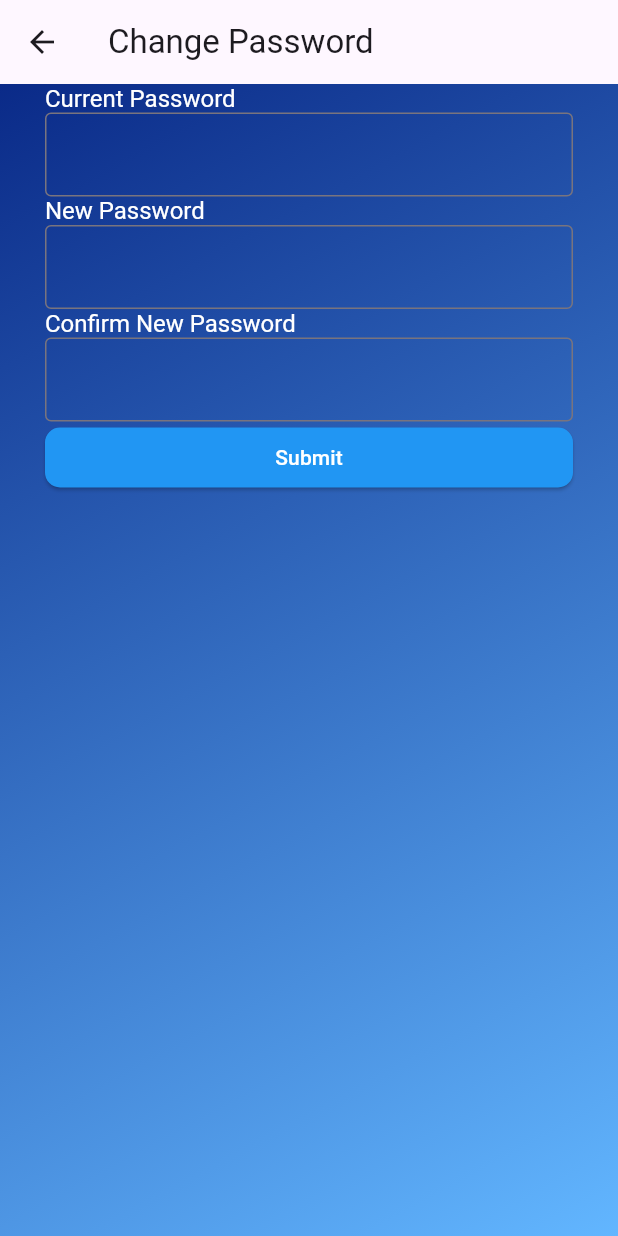
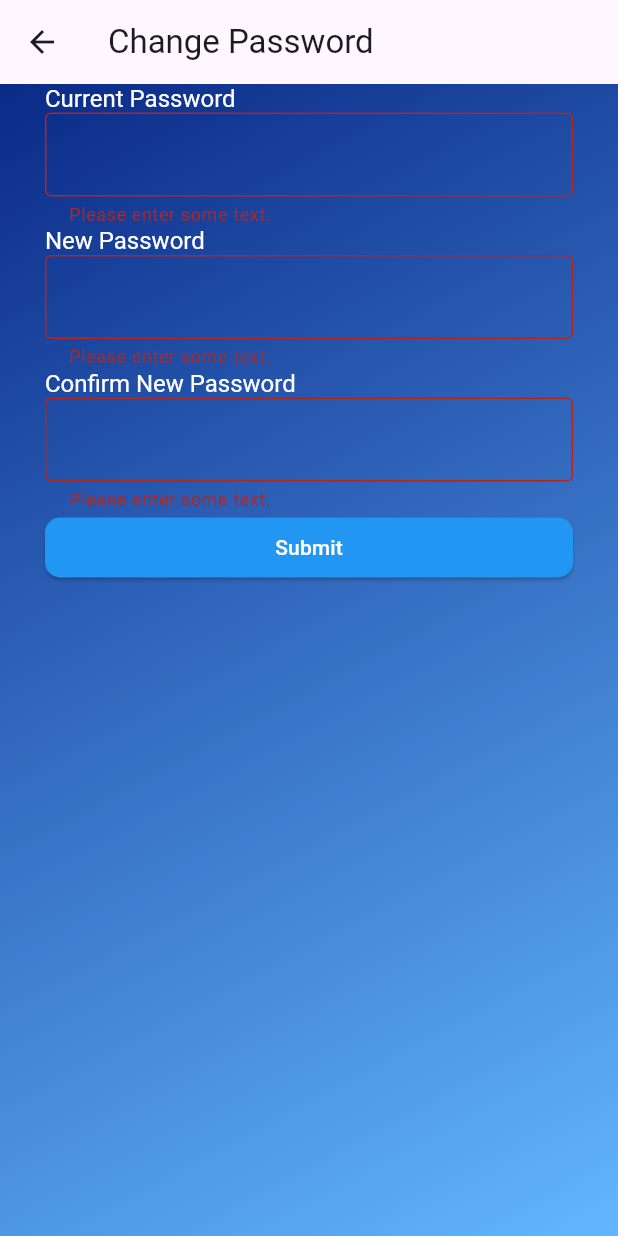
Before and after one commit to Pipeline-To-Better-Placemaking/P2BP-2025Spring-Mobile, a Flutter app: the ChangePasswordPage screen opened directly, after a tap on "Submit", on a phone screen of 412 x 824 dp. Run offline on Flutter 3.47's test engine with Material 3 defaults, Android fonts, the phone set to English and light mode, and no system bars.

Commit message:
Validation logic for ChangePasswordForm finished

```diff
--- a/lib/change_password_page.dart
+++ b/lib/change_password_page.dart
@@ -17,31 +17,36 @@ class ChangePasswordPage extends StatelessWidget {
         ),
         padding: const EdgeInsets.symmetric(horizontal: 30),
         child: DefaultTextStyle(
-            style: TextStyle(
-              color: Colors.white,
-              fontSize: 16
-            ),
+          style: TextStyle(color: Colors.white, fontSize: 16),
           child: ChangePasswordForm(),
         ),
       ),
-      )
-    );
+    ));
   }
 }
 
-// Define a custom Form widget.
 class ChangePasswordForm extends StatefulWidget {
   const ChangePasswordForm({super.key});
 
   @override
-  ChangePasswordFormState createState() =>
-      ChangePasswordFormState();
+  ChangePasswordFormState createState() => ChangePasswordFormState();
 }
 
-// Define a corresponding State class.
-// This class holds data related to the form.
 class ChangePasswordFormState extends State<ChangePasswordForm> {
   final _formKey = GlobalKey<FormState>();
+  final TextEditingController _currentPasswordController =
+          TextEditingController(),
+      _newPasswordController = TextEditingController(),
+      _confirmPasswordController = TextEditingController();
+  String? _currentPassErrorText, _newPassErrorText, _confirmPassErrorText;
+
+  @override
+  void dispose() {
+    _currentPasswordController.dispose();
+    _newPasswordController.dispose();
+    _confirmPasswordController.dispose();
+    super.dispose();
+  }
 
   @override
   Widget build(BuildContext context) {
@@ -51,21 +56,21 @@ class ChangePasswordFormState extends State<ChangePasswordForm> {
         children: <Widget>[
           const Text('Current Password'),
           PasswordTextFormField(
-            decoration: InputDecoration(
-                border: OutlineInputBorder()
-            ),
+            controller: _currentPasswordController,
+            forceErrorText: _currentPassErrorText,
+            decoration: InputDecoration(border: OutlineInputBorder()),
           ),
           const Text('New Password'),
           PasswordTextFormField(
-            decoration: InputDecoration(
-                border: OutlineInputBorder()
-            ),
+            controller: _newPasswordController,
+            forceErrorText: _newPassErrorText,
+            decoration: InputDecoration(border: OutlineInputBorder()),
           ),
           const Text('Confirm New Password'),
           PasswordTextFormField(
-            decoration: InputDecoration(
-                border: OutlineInputBorder()
-            ),
+            controller: _confirmPasswordController,
+            forceErrorText: _confirmPassErrorText,
+            decoration: InputDecoration(border: OutlineInputBorder()),
           ),
           ElevatedButton(
             style: ElevatedButton.styleFrom(
@@ -75,8 +80,40 @@ class ChangePasswordFormState extends State<ChangePasswordForm> {
               ),
             ),
             onPressed: () {
-              // TODO: Validate form and then do password change on backend
-
+              // All validation logic is here
+              String currentPass = _currentPasswordController.text,
+                  newPass = _newPasswordController.text,
+                  confirmPass = _confirmPasswordController.text;
+              // Resets all error states to null before checking
+              _currentPassErrorText = null;
+              _newPassErrorText = null;
+              _confirmPassErrorText = null;
+              if (currentPass.isEmpty) {
+                _currentPassErrorText = 'Please enter some text.';
+              }
+              if (newPass.isEmpty) {
+                _newPassErrorText = 'Please enter some text.';
+              }
+              if (confirmPass.isEmpty) {
+                _confirmPassErrorText = 'Please enter some text.';
+              }
+              // TODO: Add check/error text for if current pass is wrong
+              if (newPass.isNotEmpty &&
+                  confirmPass.isNotEmpty &&
+                  newPass != confirmPass) {
+                _newPassErrorText = 'Passwords do not match.';
+                _confirmPassErrorText = 'Passwords do not match.';
+              }
+              // Only succeeds if none of the fields had an error
+              if (_currentPassErrorText == null &&
+                  _newPassErrorText == null &&
+                  _confirmPassErrorText == null) {
+                // TODO: Change password on backend here
+                ScaffoldMessenger.of(context).showSnackBar(
+                  const SnackBar(content: Text('Processing Data...')),
+                );
+              }
+              setState(() {}); // Updates UI after all checks
             },
             child: const Text(
               'Submit',
--- a/lib/widgets.dart
+++ b/lib/widgets.dart
@@ -279,10 +279,16 @@ class PhotoUpload extends StatelessWidget {
 
 class PasswordTextFormField extends StatelessWidget {
   final InputDecoration _decoration;
+  final TextEditingController? _controller;
+  final String? _forceErrorText;
 
-  PasswordTextFormField({super.key, decoration})
+  PasswordTextFormField(
+      {super.key, controller, decoration, validator, forceErrorText})
       : _decoration = decoration ??
-            InputDecoration().applyDefaults(ThemeData().inputDecorationTheme);
+            InputDecoration().applyDefaults(ThemeData().inputDecorationTheme),
+        // Default validator that checks if field is empty
+        _controller = controller,
+        _forceErrorText = forceErrorText;
 
   @override
   Widget build(BuildContext context) {
@@ -290,7 +296,10 @@ class PasswordTextFormField extends StatelessWidget {
       obscureText: true,
       enableSuggestions: false,
       autocorrect: false,
+      autovalidateMode: AutovalidateMode.disabled,
       decoration: _decoration,
+      controller: _controller,
+      forceErrorText: _forceErrorText,
     );
   }
 }
```
Lines whose indentation alone changed are shown as unchanged.
